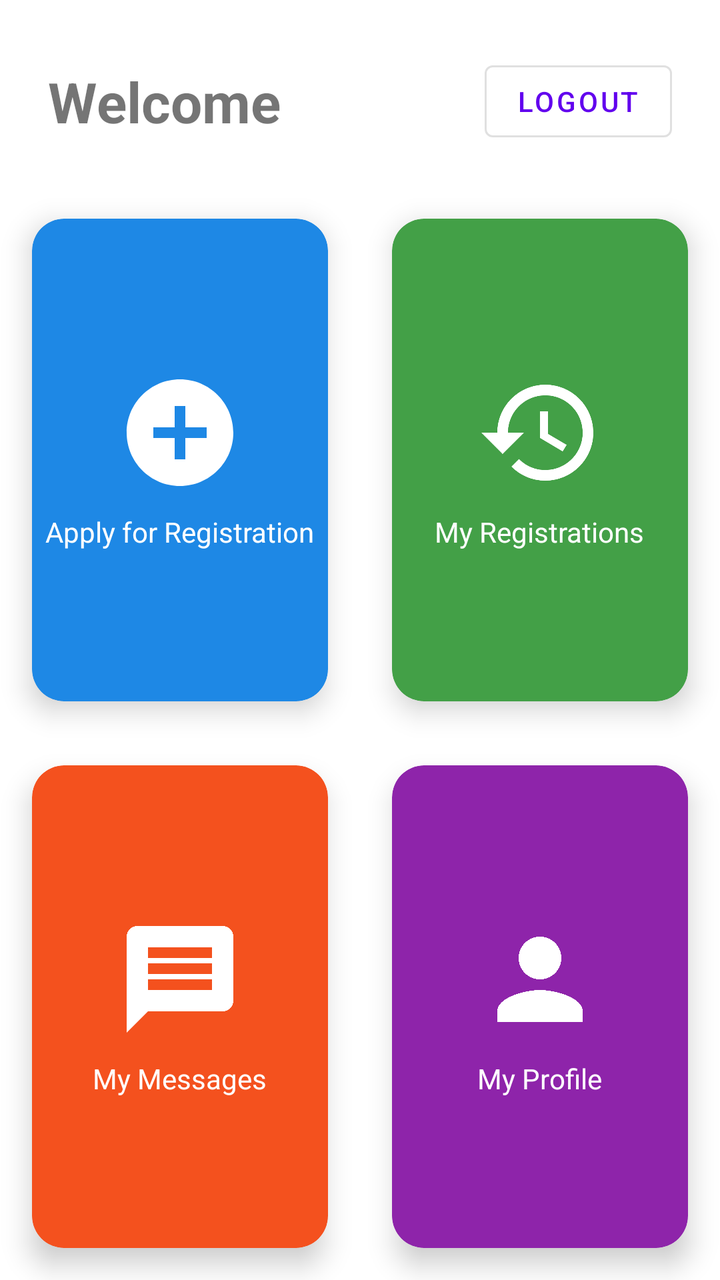
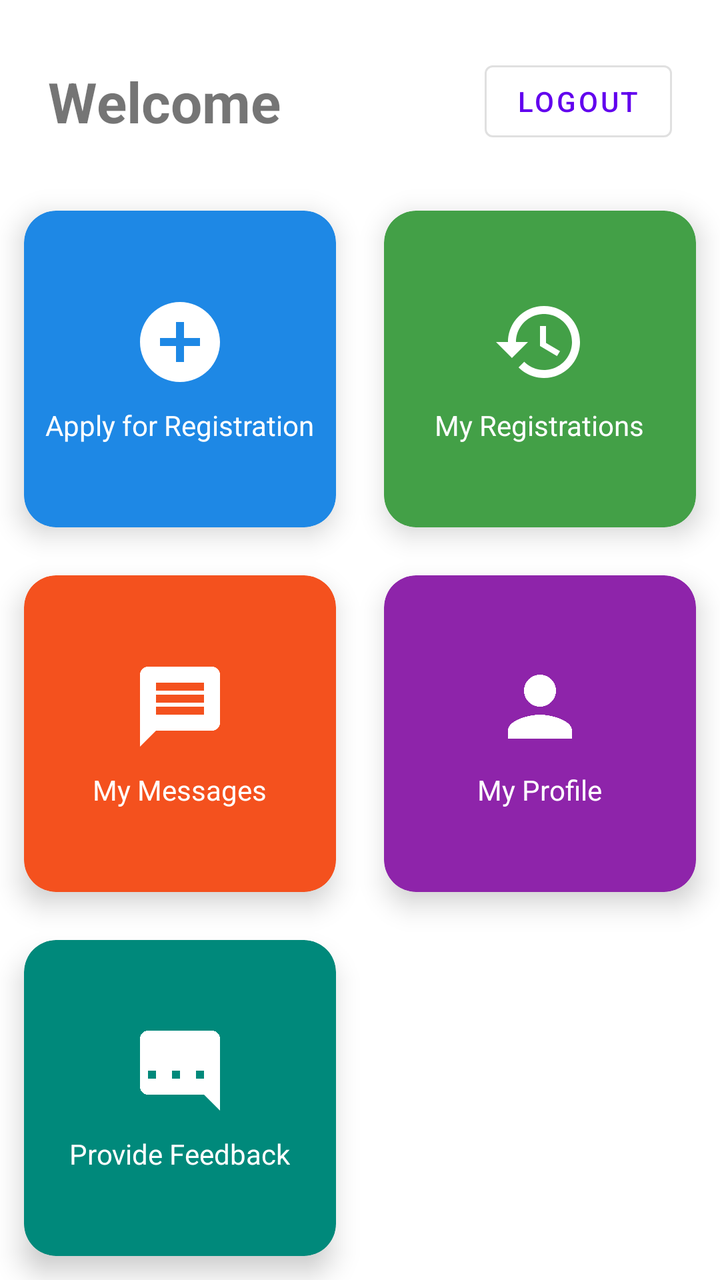

Screens rendered from an Android XML layout before and after an edit, with the pre-edit source and the edit as a unified diff.
<!-- AndroidManifest.xml: application theme Theme.CarInfoApp -->
<!-- res/layout/activity_main.xml -->
<?xml version="1.0" encoding="utf-8"?>
<androidx.constraintlayout.widget.ConstraintLayout xmlns:android="http://schemas.android.com/apk/res/android"
    xmlns:app="http://schemas.android.com/apk/res-auto"
    xmlns:tools="http://schemas.android.com/tools"
    android:layout_width="match_parent"
    android:layout_height="match_parent"
    tools:context=".MainActivity">

    <TextView
        android:id="@+id/welcomeTextView"
        android:layout_width="wrap_content"
        android:layout_height="wrap_content"
        android:layout_marginStart="24dp"
        android:layout_marginTop="32dp"
        android:text="Welcome"
        android:textSize="28sp"
        android:textStyle="bold"
        app:layout_constraintStart_toStartOf="parent"
        app:layout_constraintTop_toTopOf="parent" />

    <Button
        android:id="@+id/logoutButton"
        style="?attr/materialButtonOutlinedStyle"
        android:layout_width="wrap_content"
        android:layout_height="wrap_content"
        android:layout_marginEnd="24dp"
        android:text="Logout"
        app:layout_constraintEnd_toEndOf="parent"
        app:layout_constraintTop_toTopOf="@+id/welcomeTextView"
        app:layout_constraintBottom_toBottomOf="@+id/welcomeTextView" />

    <GridLayout
        android:layout_width="0dp"
        android:layout_height="0dp"
        android:layout_marginTop="24dp"
        android:columnCount="2"
        android:rowCount="2"
        app:layout_constraintTop_toBottomOf="@id/welcomeTextView"
        app:layout_constraintBottom_toBottomOf="parent"
        app:layout_constraintStart_toStartOf="parent"
        app:layout_constraintEnd_toEndOf="parent">

        
        <androidx.cardview.widget.CardView
            android:id="@+id/registerCard"
            android:layout_width="0dp"
            android:layout_height="0dp"
            android:layout_columnWeight="1"
            android:layout_rowWeight="1"
            android:layout_margin="16dp"
            app:cardBackgroundColor="@color/card_color_1"
            app:cardCornerRadius="16dp"
            app:cardElevation="8dp">

            <LinearLayout
                android:layout_width="match_parent"
                android:layout_height="match_parent"
                android:orientation="vertical"
                android:gravity="center">

                <ImageView
                    android:layout_width="64dp"
                    android:layout_height="64dp"
                    android:src="@drawable/ic_add_circle" />

                <TextView
                    android:layout_width="wrap_content"
                    android:layout_height="wrap_content"
                    android:layout_marginTop="8dp"
                    android:textColor="@android:color/white"
                    android:text="Apply for Registration" />

            </LinearLayout>

        </androidx.cardview.widget.CardView>

        
        <androidx.cardview.widget.CardView
            android:id="@+id/historyCard"
            android:layout_width="0dp"
            android:layout_height="0dp"
            android:layout_columnWeight="1"
            android:layout_rowWeight="1"
            android:layout_margin="16dp"
            app:cardBackgroundColor="@color/card_color_2"
            app:cardCornerRadius="16dp"
            app:cardElevation="8dp">

            <LinearLayout
                android:layout_width="match_parent"
                android:layout_height="match_parent"
                android:orientation="vertical"
                android:gravity="center">

                <ImageView
                    android:layout_width="64dp"
                    android:layout_height="64dp"
                    android:src="@drawable/ic_history" />

                <TextView
                    android:layout_width="wrap_content"
                    android:layout_height="wrap_content"
                    android:layout_marginTop="8dp"
                    android:textColor="@android:color/white"
                    android:text="My Registrations" />

            </LinearLayout>

        </androidx.cardview.widget.CardView>

        
        <androidx.cardview.widget.CardView
            android:id="@+id/messagesCard"
            android:layout_width="0dp"
            android:layout_height="0dp"
            android:layout_columnWeight="1"
            android:layout_rowWeight="1"
            android:layout_margin="16dp"
            app:cardBackgroundColor="@color/card_color_3"
            app:cardCornerRadius="16dp"
            app:cardElevation="8dp">

            <LinearLayout
                android:layout_width="match_parent"
                android:layout_height="match_parent"
                android:orientation="vertical"
                android:gravity="center">

                <ImageView
                    android:layout_width="64dp"
                    android:layout_height="64dp"
                    android:src="@drawable/ic_message" />

                <TextView
                    android:layout_width="wrap_content"
                    android:layout_height="wrap_content"
                    android:layout_marginTop="8dp"
                    android:textColor="@android:color/white"
                    android:text="My Messages" />

            </LinearLayout>

        </androidx.cardview.widget.CardView>

        
        <androidx.cardview.widget.CardView
            android:id="@+id/profileCard"
            android:layout_width="0dp"
            android:layout_height="0dp"
            android:layout_columnWeight="1"
            android:layout_rowWeight="1"
            android:layout_margin="16dp"
            app:cardBackgroundColor="@color/card_color_4"
            app:cardCornerRadius="16dp"
            app:cardElevation="8dp">

            <LinearLayout
                android:layout_width="match_parent"
                android:layout_height="match_parent"
                android:orientation="vertical"
                android:gravity="center">

                <ImageView
                    android:layout_width="64dp"
                    android:layout_height="64dp"
                    android:src="@drawable/ic_person" />

                <TextView
                    android:layout_width="wrap_content"
                    android:layout_height="wrap_content"
                    android:layout_marginTop="8dp"
                    android:textColor="@android:color/white"
                    android:text="My Profile" />

            </LinearLayout>

        </androidx.cardview.widget.CardView>

    </GridLayout>

</androidx.constraintlayout.widget.ConstraintLayout>
<!-- resources referenced by this layout -->
<resources>
  <color name="card_color_1">#1E88E5</color>
  <color name="card_color_2">#43A047</color>
  <color name="card_color_3">#F4511E</color>
  <color name="card_color_4">#8E24AA</color>
  <!-- drawable ic_add_circle (drawable) -->
  <vector xmlns:android="http://schemas.android.com/apk/res/android"
      android:width="24dp"
      android:height="24dp"
      android:viewportWidth="24"
      android:viewportHeight="24"
      android:tint="?attr/colorOnPrimary">
  
      <path
          android:fillColor="@android:color/white"
          android:pathData="M12,2C6.48,2 2,6.48 2,12s4.48,10 10,10 10,-4.48 10,-10S17.52,2 12,2zM17,13h-4v4h-2v-4L7,13v-2h4L11,7h2v4h4v2z"/>
  
  </vector>
  <!-- drawable ic_history (drawable) -->
  <vector xmlns:android="http://schemas.android.com/apk/res/android"
      android:width="24dp"
      android:height="24dp"
      android:viewportWidth="24"
      android:viewportHeight="24"
      android:tint="?attr/colorOnPrimary">
  
      <path
          android:fillColor="@android:color/white"
          android:pathData="M13,3c-4.97,0 -9,4.03 -9,9H1l3.89,3.89.07.14L9,12H6c0,-3.87 3.13,-7 7,-7s7,3.13 7,7 -3.13,7 -7,7c-1.93,0 -3.68,-0.79 -4.94,-2.06l-1.42,1.42C8.27,19.99 10.51,21 13,21c4.97,0 9,-4.03 9,-9s-4.03,-9 -9,-9zM12,8v5l4.25,2.52 0.75,-1.23 -3.5,-2.07V8H12z"/>
  
  </vector>
  <!-- drawable ic_message (drawable) -->
  <vector xmlns:android="http://schemas.android.com/apk/res/android"
      android:width="24dp"
      android:height="24dp"
      android:viewportWidth="24"
      android:viewportHeight="24"
      android:tint="?attr/colorOnPrimary">
  
      <path
          android:fillColor="@android:color/white"
          android:pathData="M20,2L4,2c-1.1,0 -1.99,0.9 -1.99,2L2,22l4,-4h14c1.1,0 2,-0.9 2,-2L22,4c0,-1.1 -0.9,-2 -2,-2zM18,14L6,14v-2h12v2zM18,11L6,11L6,9h12v2zM18,8L6,8L6,6h12v2z"/>
  
  </vector>
  <!-- drawable ic_person (drawable) -->
  <vector xmlns:android="http://schemas.android.com/apk/res/android"
      android:width="24dp"
      android:height="24dp"
      android:viewportWidth="24"
      android:viewportHeight="24"
      android:tint="?attr/colorOnPrimary">
  
      <path
          android:fillColor="@android:color/white"
          android:pathData="M12,12c2.21,0 4,-1.79 4,-4s-1.79,-4 -4,-4 -4,1.79 -4,4 1.79,4 4,4zM12,14c-2.67,0 -8,1.34 -8,4v2h16v-2c0,-2.66 -5.33,-4 -8,-4z"/>
  
  </vector>
  <style name="Theme.CarInfoApp" parent="Theme.MaterialComponents.DayNight.DarkActionBar">
          
          <item name="colorPrimary">@color/purple_500</item>
          <item name="colorPrimaryVariant">@color/purple_700</item>
          <item name="colorOnPrimary">@color/white</item>
          
          <item name="colorSecondary">@color/teal_200</item>
          <item name="colorSecondaryVariant">@color/teal_700</item>
          <item name="colorOnSecondary">@color/black</item>
          
          <item name="android:statusBarColor">?attr/colorPrimaryVariant</item>
          
      </style>
  <color name="purple_500">#FF6200EE</color>
  <color name="purple_700">#FF3700B3</color>
  <color name="white">#FFFFFFFF</color>
  <color name="teal_200">#FF03DAC5</color>
  <color name="teal_700">#FF018786</color>
  <color name="black">#FF000000</color>
</resources>

<!-- the commit's change to res/layout/activity_main.xml (unified diff, before → after) -->
@@ -34,146 +34,150 @@
         android:layout_height="0dp"
         android:layout_marginTop="24dp"
         android:columnCount="2"
-        android:rowCount="2"
+        android:rowCount="3" 
         app:layout_constraintTop_toBottomOf="@id/welcomeTextView"
         app:layout_constraintBottom_toBottomOf="parent"
         app:layout_constraintStart_toStartOf="parent"
         app:layout_constraintEnd_toEndOf="parent">
 
-        
         <androidx.cardview.widget.CardView
             android:id="@+id/registerCard"
             android:layout_width="0dp"
             android:layout_height="0dp"
             android:layout_columnWeight="1"
             android:layout_rowWeight="1"
-            android:layout_margin="16dp"
+            android:layout_margin="12dp"
             app:cardBackgroundColor="@color/card_color_1"
             app:cardCornerRadius="16dp"
             app:cardElevation="8dp">
-
             <LinearLayout
                 android:layout_width="match_parent"
                 android:layout_height="match_parent"
-                android:orientation="vertical"
-                android:gravity="center">
-
+                android:gravity="center"
+                android:orientation="vertical">
                 <ImageView
-                    android:layout_width="64dp"
-                    android:layout_height="64dp"
+                    android:layout_width="48dp"
+                    android:layout_height="48dp"
                     android:src="@drawable/ic_add_circle" />
-
                 <TextView
                     android:layout_width="wrap_content"
                     android:layout_height="wrap_content"
                     android:layout_marginTop="8dp"
-                    android:textColor="@android:color/white"
-                    android:text="Apply for Registration" />
-
+                    android:text="Apply for Registration"
+                    android:textColor="@android:color/white" />
             </LinearLayout>
-
         </androidx.cardview.widget.CardView>
 
-        
         <androidx.cardview.widget.CardView
             android:id="@+id/historyCard"
             android:layout_width="0dp"
             android:layout_height="0dp"
             android:layout_columnWeight="1"
             android:layout_rowWeight="1"
-            android:layout_margin="16dp"
+            android:layout_margin="12dp"
             app:cardBackgroundColor="@color/card_color_2"
             app:cardCornerRadius="16dp"
             app:cardElevation="8dp">
-
             <LinearLayout
                 android:layout_width="match_parent"
                 android:layout_height="match_parent"
-                android:orientation="vertical"
-                android:gravity="center">
-
+                android:gravity="center"
+                android:orientation="vertical">
                 <ImageView
-                    android:layout_width="64dp"
-                    android:layout_height="64dp"
+                    android:layout_width="48dp"
+                    android:layout_height="48dp"
                     android:src="@drawable/ic_history" />
-
                 <TextView
                     android:layout_width="wrap_content"
                     android:layout_height="wrap_content"
                     android:layout_marginTop="8dp"
-                    android:textColor="@android:color/white"
-                    android:text="My Registrations" />
-
+                    android:text="My Registrations"
+                    android:textColor="@android:color/white" />
             </LinearLayout>
-
         </androidx.cardview.widget.CardView>
 
-        
         <androidx.cardview.widget.CardView
             android:id="@+id/messagesCard"
             android:layout_width="0dp"
             android:layout_height="0dp"
             android:layout_columnWeight="1"
             android:layout_rowWeight="1"
-            android:layout_margin="16dp"
+            android:layout_margin="12dp"
             app:cardBackgroundColor="@color/card_color_3"
             app:cardCornerRadius="16dp"
             app:cardElevation="8dp">
-
             <LinearLayout
                 android:layout_width="match_parent"
                 android:layout_height="match_parent"
-                android:orientation="vertical"
-                android:gravity="center">
-
+                android:gravity="center"
+                android:orientation="vertical">
                 <ImageView
-                    android:layout_width="64dp"
-                    android:layout_height="64dp"
+                    android:layout_width="48dp"
+                    android:layout_height="48dp"
                     android:src="@drawable/ic_message" />
-
                 <TextView
                     android:layout_width="wrap_content"
                     android:layout_height="wrap_content"
                     android:layout_marginTop="8dp"
-                    android:textColor="@android:color/white"
-                    android:text="My Messages" />
-
+                    android:text="My Messages"
+                    android:textColor="@android:color/white" />
             </LinearLayout>
-
         </androidx.cardview.widget.CardView>
 
-        
         <androidx.cardview.widget.CardView
             android:id="@+id/profileCard"
             android:layout_width="0dp"
             android:layout_height="0dp"
             android:layout_columnWeight="1"
             android:layout_rowWeight="1"
-            android:layout_margin="16dp"
+            android:layout_margin="12dp"
             app:cardBackgroundColor="@color/card_color_4"
             app:cardCornerRadius="16dp"
             app:cardElevation="8dp">
-
             <LinearLayout
                 android:layout_width="match_parent"
                 android:layout_height="match_parent"
-                android:orientation="vertical"
-                android:gravity="center">
-
+                android:gravity="center"
+                android:orientation="vertical">
                 <ImageView
-                    android:layout_width="64dp"
-                    android:layout_height="64dp"
+                    android:layout_width="48dp"
+                    android:layout_height="48dp"
                     android:src="@drawable/ic_person" />
-
                 <TextView
                     android:layout_width="wrap_content"
                     android:layout_height="wrap_content"
                     android:layout_marginTop="8dp"
-                    android:textColor="@android:color/white"
-                    android:text="My Profile" />
-
+                    android:text="My Profile"
+                    android:textColor="@android:color/white" />
             </LinearLayout>
-
+        </androidx.cardview.widget.CardView>
+        
+        <androidx.cardview.widget.CardView
+            android:id="@+id/feedbackCard"
+            android:layout_width="0dp"
+            android:layout_height="0dp"
+            android:layout_columnWeight="1"
+            android:layout_rowWeight="1"
+            android:layout_margin="12dp"
+            app:cardBackgroundColor="@color/card_color_5"
+            app:cardCornerRadius="16dp"
+            app:cardElevation="8dp">
+            <LinearLayout
+                android:layout_width="match_parent"
+                android:layout_height="match_parent"
+                android:gravity="center"
+                android:orientation="vertical">
+                <ImageView
+                    android:layout_width="48dp"
+                    android:layout_height="48dp"
+                    android:src="@drawable/ic_feedback" />
+                <TextView
+                    android:layout_width="wrap_content"
+                    android:layout_height="wrap_content"
+                    android:layout_marginTop="8dp"
+                    android:text="Provide Feedback"
+                    android:textColor="@android:color/white" />
+            </LinearLayout>
         </androidx.cardview.widget.CardView>
 
     </GridLayout>
<!-- resource entries referenced after the edit -->
@@ -4,6 +4,7 @@
   <color name="card_color_2">#43A047</color>
   <color name="card_color_3">#F4511E</color>
   <color name="card_color_4">#8E24AA</color>
+  <color name="card_color_5">#00897B</color>
   <!-- drawable ic_add_circle (drawable) -->
   <vector xmlns:android="http://schemas.android.com/apk/res/android"
       android:width="24dp"
@@ -15,6 +16,19 @@
       <path
           android:fillColor="@android:color/white"
           android:pathData="M12,2C6.48,2 2,6.48 2,12s4.48,10 10,10 10,-4.48 10,-10S17.52,2 12,2zM17,13h-4v4h-2v-4L7,13v-2h4L11,7h2v4h4v2z"/>
+  
+  </vector>
+  <!-- drawable ic_feedback (drawable) -->
+  <vector xmlns:android="http://schemas.android.com/apk/res/android"
+      android:width="24dp"
+      android:height="24dp"
+      android:viewportWidth="24"
+      android:viewportHeight="24"
+      android:tint="?attr/colorOnPrimary">
+  
+      <path
+          android:fillColor="@android:color/white"
+          android:pathData="M20,2L4,2c-1.1,0 -2,0.9 -2,2v12c0,1.1 0.9,2 2,2h14l4,4L22,4c0,-1.1 -0.9,-2 -2,-2zM18,14h-2v-2h2v2zM12,14h-2v-2h2v2zM6,14H4v-2h2v2z"/>
   
   </vector>
   <!-- drawable ic_history (drawable) -->
